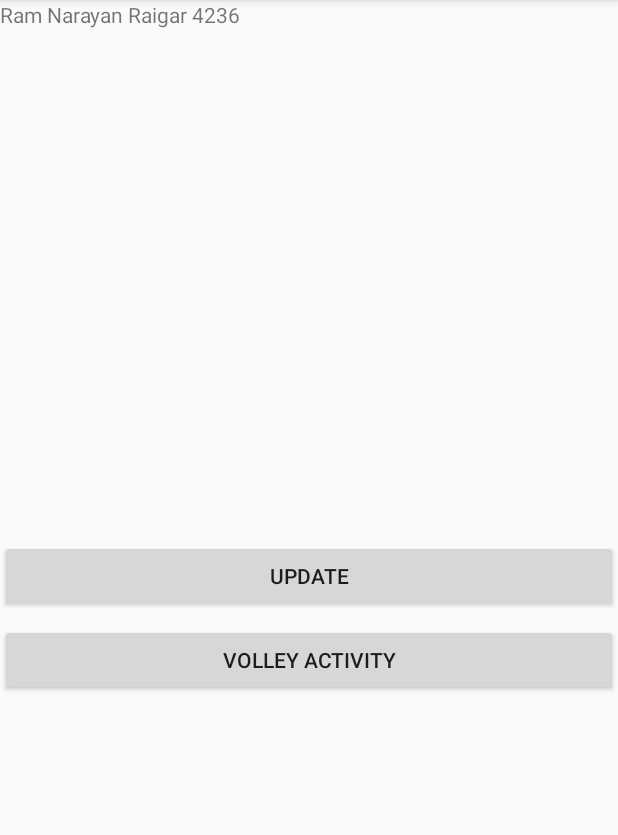
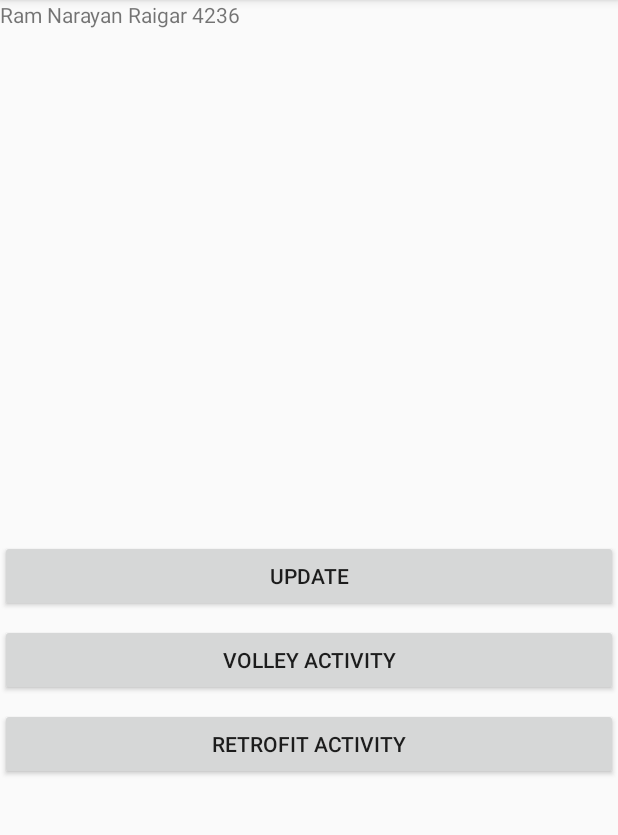
Before and after one commit to ramnarayanraigar/MVVM-Basic-example, an Android app: the screen it shows after launch (MainActivity), on a phone screen of 412 x 824 dp, the part 84-919 px from its top. Run offline under Robolectric (Android 15) with nearby library versions, the phone set to English and light mode, and no system bars; our stand-ins replace Volley.

```diff
--- a/app/build.gradle
+++ b/app/build.gradle
@@ -47,4 +47,10 @@ dependencies {
     // gson library
     implementation 'com.google.code.gson:gson:2.8.6'
 
+    // retrofit library
+    implementation 'com.squareup.retrofit2:retrofit:2.8.1'
+    implementation 'com.squareup.retrofit2:converter-gson:2.7.0'
+
+    // login interceptor
+    implementation('com.squareup.okhttp3:logging-interceptor:4.3.1')
 }
--- a/app/src/main/AndroidManifest.xml
+++ b/app/src/main/AndroidManifest.xml
@@ -2,7 +2,7 @@
 <manifest xmlns:android="http://schemas.android.com/apk/res/android"
     package="in.alphonic.mvvmdemo">
 
-    <uses-permission android:name="android.permission.INTERNET"/>
+    <uses-permission android:name="android.permission.INTERNET" />
 
     <application
         android:name=".application.Application"
@@ -12,7 +12,8 @@
         android:roundIcon="@mipmap/ic_launcher_round"
         android:supportsRtl="true"
         android:theme="@style/AppTheme">
-        <activity android:name=".view.VolleyDemoActivity"></activity>
+        <activity android:name=".view.RetrofitExampleActivity"></activity>
+        <activity android:name=".view.VolleyDemoActivity" />
         <activity android:name=".view.MainActivity">
             <intent-filter>
                 <action android:name="android.intent.action.MAIN" />
--- a/app/src/main/java/in/alphonic/mvvmdemo/application/Application.java
+++ b/app/src/main/java/in/alphonic/mvvmdemo/application/Application.java
@@ -3,6 +3,7 @@ package in.alphonic.mvvmdemo.application;
 import android.content.Context;
 
 import in.alphonic.mvvmdemo.network.NetWorkManager;
+import in.alphonic.mvvmdemo.network.RetrofitNetWorkManager;
 
 public class Application extends android.app.Application {
     public static Application application;
@@ -16,6 +17,7 @@ public class Application extends android.app.Application {
         APP_CONTEXT = getApplicationContext();
 
         NetWorkManager.getInstance(APP_CONTEXT);
+        RetrofitNetWorkManager.getInstance();
     }
 
     public static Application getInstance() {
--- /dev/null
+++ b/app/src/main/java/in/alphonic/mvvmdemo/model/Success.java
@@ -0,0 +1,4 @@
+package in.alphonic.mvvmdemo.model;
+
+public class Success {
+}
--- a/app/src/main/java/in/alphonic/mvvmdemo/network/NetWorkManager.java
+++ b/app/src/main/java/in/alphonic/mvvmdemo/network/NetWorkManager.java
@@ -35,6 +35,10 @@ public class NetWorkManager {
     private static RequestQueue requestQueue;
     private static NetWorkManager netWorkManager;
     private ProgressDialog progressDialog;
+
+    private NetWorkManager() {
+
+    }
 
     public static synchronized void getInstance(Context context) {
         if (netWorkManager == null) {
--- /dev/null
+++ b/app/src/main/java/in/alphonic/mvvmdemo/network/RetrofitNetWorkManager.java
@@ -0,0 +1,53 @@
+package in.alphonic.mvvmdemo.network;
+
+import java.util.concurrent.TimeUnit;
+
+import in.alphonic.mvvmdemo.api.APIUrls;
+import in.alphonic.mvvmdemo.utility.LogCustom;
+import okhttp3.OkHttpClient;
+import okhttp3.logging.HttpLoggingInterceptor;
+import retrofit2.Retrofit;
+import retrofit2.converter.gson.GsonConverterFactory;
+
+public class RetrofitNetWorkManager {
+    private static final String TAG = RetrofitNetWorkManager.class.getSimpleName();
+    private static Retrofit retrofit;
+    private static RetrofitNetWorkManager netWorkManager;
+
+    private RetrofitNetWorkManager() {
+
+    }
+
+    public static void getInstance() {
+        if (netWorkManager == null) {
+            LogCustom.e(TAG, " retrofit instance created");
+            netWorkManager = new RetrofitNetWorkManager();
+            retrofit = getRetrofitInstance();
+        }
+    }
+
+    public static Retrofit getRetrofitInstance() {
+        if (retrofit == null) {
+            LogCustom.e(TAG, " retrofit instance created1");
+            retrofit = new Retrofit.Builder()
+                    .baseUrl(APIUrls.ROOT_URL)
+                    .addConverterFactory(GsonConverterFactory.create())
+                    .client(okHttpClient())
+                    .build();
+        }
+
+        return retrofit;
+    }
+
+
+    private static OkHttpClient okHttpClient() {
+        HttpLoggingInterceptor loggingInterceptor = new HttpLoggingInterceptor();
+
+        loggingInterceptor.setLevel(HttpLoggingInterceptor.Level.BODY);
+
+        return new OkHttpClient.Builder()
+                .addInterceptor(loggingInterceptor)
+                .callTimeout(60, TimeUnit.SECONDS)
+                .build();
+    }
+}
--- a/app/src/main/java/in/alphonic/mvvmdemo/repository/UserRepository.java
+++ b/app/src/main/java/in/alphonic/mvvmdemo/repository/UserRepository.java
@@ -5,7 +5,6 @@ import android.util.Log;
 
 import androidx.lifecycle.LiveData;
 import androidx.lifecycle.MutableLiveData;
-import androidx.lifecycle.ViewModel;
 
 import com.android.volley.VolleyError;
 import com.google.gson.Gson;
@@ -20,7 +19,6 @@ import in.alphonic.mvvmdemo.model.VolleyDemo;
 import in.alphonic.mvvmdemo.network.NetWorkManager;
 import in.alphonic.mvvmdemo.network.NetWorkResponseListener;
 import in.alphonic.mvvmdemo.utility.Constants;
-import in.alphonic.mvvmdemo.utility.Utility;
 
 /* Repository is used for get data from
        web service and database and send this data to viewmodel */
@@ -31,7 +29,7 @@ public class UserRepository {
     /* Singleton Pattern */
     public static UserRepository getInstance() {
         if (userRepository == null)
-            userRepository = new UserRepository() ;
+            userRepository = new UserRepository();
 
         return userRepository;
     }
--- a/app/src/main/java/in/alphonic/mvvmdemo/view/MainActivity.java
+++ b/app/src/main/java/in/alphonic/mvvmdemo/view/MainActivity.java
@@ -19,7 +19,7 @@ import in.alphonic.mvvmdemo.viewmodel.MainActivityViewModel;
 
 public class MainActivity extends AppCompatActivity {
     private TextView textView;
-    private Button btn, volleyDemo;
+    private Button btn, volleyDemo, retroFitDemo;
     private MainActivityViewModel mainActivityViewModel;
 
     private Context mContext;
@@ -34,6 +34,7 @@ public class MainActivity extends AppCompatActivity {
         textView = findViewById(R.id.text_name);
         btn = findViewById(R.id.btn);
         volleyDemo = findViewById(R.id.volley_demo);
+        retroFitDemo = findViewById(R.id.retro_demo);
 
         mainActivityViewModel = ViewModelProviders.of(this).get(MainActivityViewModel.class);
 
@@ -60,5 +61,13 @@ public class MainActivity extends AppCompatActivity {
                 startActivity(intent);
             }
         });
+
+        retroFitDemo.setOnClickListener(new View.OnClickListener() {
+            @Override
+            public void onClick(View view) {
+                Intent intent = new Intent(mContext, RetrofitExampleActivity.class);
+                startActivity(intent);
+            }
+        });
     }
 }
--- a/app/src/main/java/in/alphonic/mvvmdemo/viewmodel/VolleyDemoActivityViewModel.java
+++ b/app/src/main/java/in/alphonic/mvvmdemo/viewmodel/VolleyDemoActivityViewModel.java
@@ -5,8 +5,6 @@ import android.content.Context;
 import androidx.lifecycle.LiveData;
 import androidx.lifecycle.MutableLiveData;
 import androidx.lifecycle.ViewModel;
-
-import com.google.gson.JsonObject;
 
 import org.json.JSONObject;
 
@@ -22,7 +20,7 @@ public class VolleyDemoActivityViewModel extends ViewModel {
     }
 
     public void updateAppInfo(Context context, JSONObject jsonObject, String TAG, boolean isProgressBar) {
-       repository = UserRepository.getInstance();
-        mutableLiveData = (MutableLiveData<VolleyDemo>) repository.updateAppInfo(mutableLiveData,context, jsonObject, TAG, isProgressBar);
+        repository = UserRepository.getInstance();
+        mutableLiveData = (MutableLiveData<VolleyDemo>) repository.updateAppInfo(mutableLiveData, context, jsonObject, TAG, isProgressBar);
     }
 }
--- a/app/src/main/res/layout/activity_main.xml
+++ b/app/src/main/res/layout/activity_main.xml
@@ -27,4 +27,11 @@
         android:layout_below="@id/btn"
         android:layout_marginTop="8dp"/>
 
+    <Button
+        android:id="@+id/retro_demo"
+        android:layout_width="match_parent"
+        android:layout_height="wrap_content"
+        android:text="retrofit Activity"
+        android:layout_below="@id/volley_demo"
+        android:layout_marginTop="8dp"/>
 </RelativeLayout>
```
Also changed, not shown: app/src/main/java/in/alphonic/mvvmdemo/api/APIUrls.java (+19 -2 lines), app/src/main/java/in/alphonic/mvvmdemo/model/RetrofitDemo.java (added, +92 -0 lines), app/src/main/java/in/alphonic/mvvmdemo/view/RetrofitExampleActivity.java (added, +84 -0 lines), app/src/main/res/layout/activity_retrofir_example.xml (added, +20 -0 lines). Lines whose indentation alone changed are shown as unchanged.
